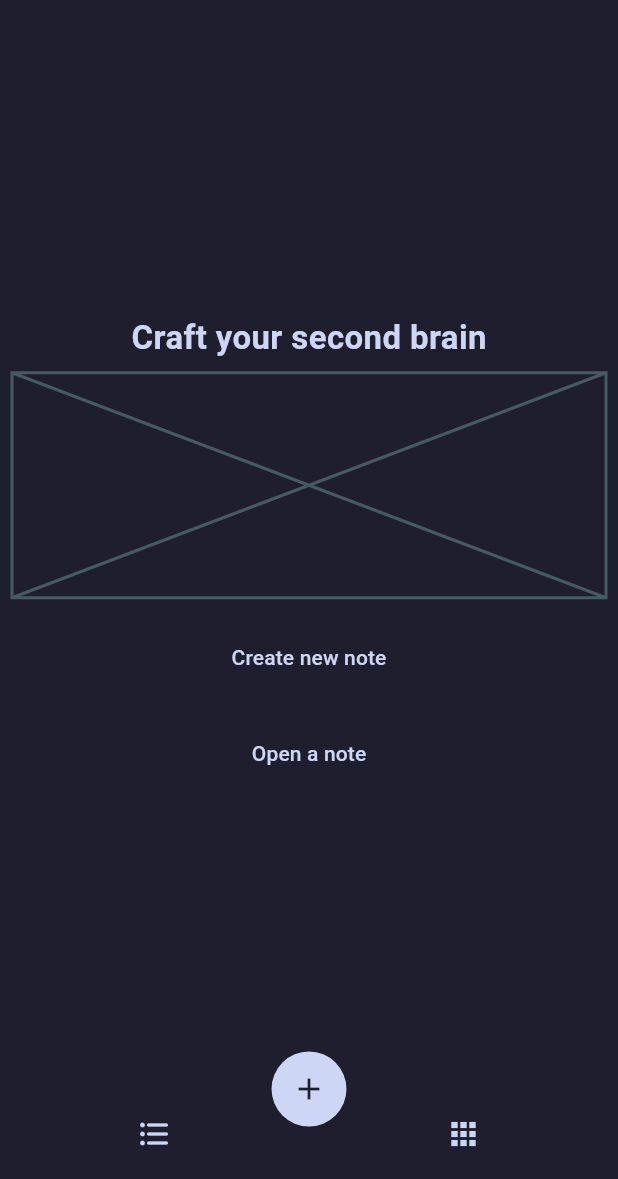
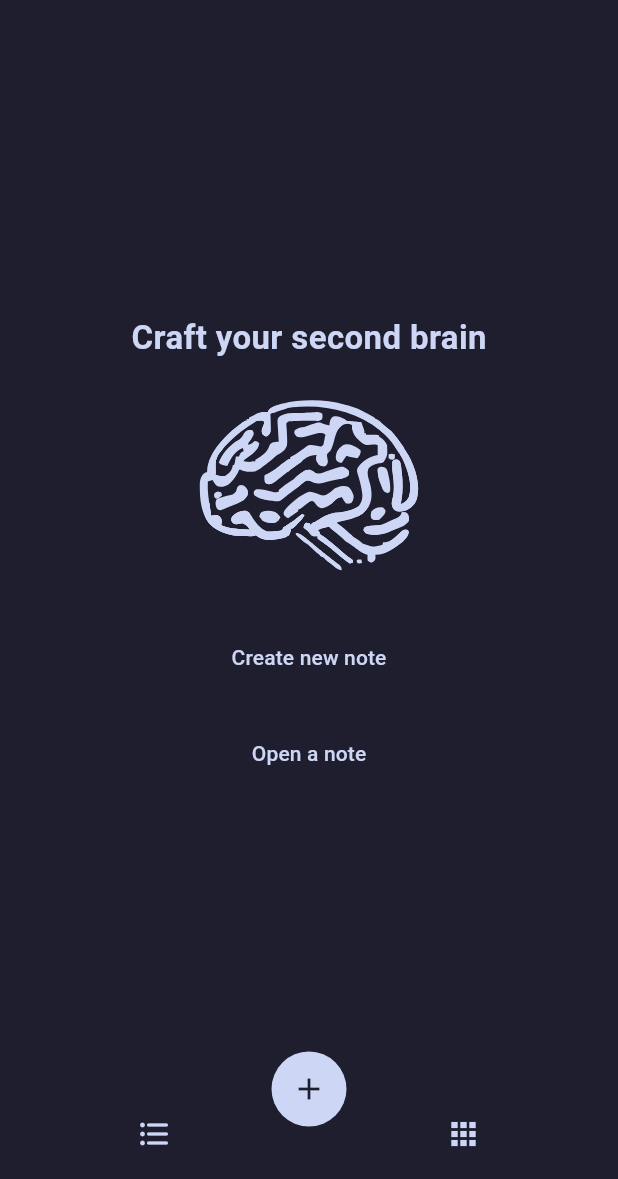
Before and after one commit to shaaanuu/endernote-flutter, a Flutter app: the screen it shows after launch, on a phone screen of 412 x 824 dp, the part 57-1236 px from its top. Run offline on Flutter 3.47's test engine with Material 3 defaults, Android fonts, the phone set to English and light mode, and no system bars; our stand-ins replace flutter_markdown, flutter_svg.

```diff
--- a/lib/main.dart
+++ b/lib/main.dart
@@ -1,6 +1,9 @@
 import 'package:flutter/material.dart';
+import 'package:flutter_markdown/flutter_markdown.dart';
 
+import 'presentation/screens/canvas/screen_canvas.dart';
 import 'presentation/screens/hero/screen_hero.dart';
+import 'presentation/widgets/konstants.dart';
 
 void main() {
   runApp(const MyApp());
@@ -14,30 +17,66 @@ class MyApp extends StatelessWidget {
     return MaterialApp(
       title: 'Endernote',
       debugShowCheckedModeBanner: false,
+      initialRoute: '/',
+      routes: {
+        '/canvas': (context) => const ScreenCanvas(),
+      },
       theme: ThemeData(
         colorScheme: ColorScheme.fromSeed(seedColor: Colors.deepPurple),
         useMaterial3: true,
-        scaffoldBackgroundColor: const Color(0xFF1e1e2e),
+        scaffoldBackgroundColor: clrBase,
         appBarTheme: const AppBarTheme(
-          backgroundColor: Color(0xFF1e1e2e),
-          foregroundColor: Color(0xFFcdd6f4),
+          backgroundColor: clrBase,
+          foregroundColor: clrText,
         ),
         textTheme: const TextTheme(
-          bodyMedium: TextStyle(color: Color(0xFFcdd6f4)),
+          bodyMedium: TextStyle(color: clrText),
+          // headlineSmall: TextStyle(color: clrText),
+          // titleMedium: TextStyle(color: clrText),
+          // titleLarge: TextStyle(color: clrText),
+          bodyLarge: TextStyle(color: clrText), // Text Input form
         ),
         iconButtonTheme: const IconButtonThemeData(
           style: ButtonStyle(
-            iconColor: WidgetStatePropertyAll(Color(0xFFcdd6f4)),
+            iconColor: WidgetStatePropertyAll(clrText),
             fixedSize: WidgetStatePropertyAll(Size(50, 50)),
           ),
         ),
         textButtonTheme: const TextButtonThemeData(
           style: ButtonStyle(
-            foregroundColor: WidgetStatePropertyAll(Color(0xFFcdd6f4)),
+            foregroundColor: WidgetStatePropertyAll(clrText),
           ),
+        ),
+        drawerTheme: const DrawerThemeData(
+          backgroundColor: clrBase,
+        ),
+        listTileTheme: const ListTileThemeData(
+          iconColor: clrText,
+          textColor: clrText,
+        ),
+        bottomSheetTheme: const BottomSheetThemeData(
+          backgroundColor: clrBase,
         ),
       ),
       home: const ScreenHero(),
     );
   }
 }
+
+MarkdownStyleSheet mdTheme() => MarkdownStyleSheet(
+      h1: const TextStyle(color: Colors.red),
+      h2: const TextStyle(color: Colors.red),
+      h3: const TextStyle(color: Colors.red),
+      h4: const TextStyle(color: Colors.red),
+      h5: const TextStyle(color: Colors.red),
+      h6: const TextStyle(color: Colors.red),
+      codeblockDecoration: const BoxDecoration(
+        color: Colors.black38,
+      ),
+      code: const TextStyle(
+        backgroundColor: Colors.transparent,
+      ),
+      blockquoteDecoration: const BoxDecoration(
+        color: Colors.black38,
+      ),
+    );
--- a/lib/presentation/screens/hero/screen_hero.dart
+++ b/lib/presentation/screens/hero/screen_hero.dart
@@ -1,15 +1,26 @@
 import 'package:flutter/material.dart';
+import 'package:flutter_svg/svg.dart';
+
+import '../../widgets/bottom_sheet.dart';
+import '../../widgets/drawer.dart';
+import '../../widgets/konstants.dart';
 
 class ScreenHero extends StatelessWidget {
   const ScreenHero({super.key});
 
   @override
   Widget build(BuildContext context) {
+    final GlobalKey<ScaffoldState> scaffoldKey = GlobalKey<ScaffoldState>();
+
     return Scaffold(
+      key: scaffoldKey,
+      drawer: showDrawer(context),
       appBar: AppBar(
         leading: IconButton(
-          onPressed: () {},
           icon: const Icon(Icons.menu_rounded),
+          onPressed: () {
+            scaffoldKey.currentState!.openDrawer();
+          },
         ),
         title: const Text(
           'Endernote',
@@ -29,11 +40,13 @@ class ScreenHero extends StatelessWidget {
               fontWeight: FontWeight.bold,
             ),
           ),
-          const Padding(
-            padding: EdgeInsets.all(8.0),
+          Padding(
+            padding: const EdgeInsets.all(8.0),
             child: Center(
-              child: Placeholder(
-                fallbackHeight: 150,
+              child: SvgPicture.asset(
+                "lib/assets/brain.svg",
+                height: 150,
+                color: clrText,
               ),
             ),
           ),
@@ -41,7 +54,9 @@ class ScreenHero extends StatelessWidget {
             padding: const EdgeInsets.all(8.0),
             child: TextButton(
               child: const Text('Create new note'),
-              onPressed: () {},
+              onPressed: () {
+                Navigator.pushNamed(context, '/canvas');
+              },
             ),
           ),
           Padding(
@@ -55,13 +70,13 @@ class ScreenHero extends StatelessWidget {
       ),
       floatingActionButton: IconButton.filled(
         style: const ButtonStyle(
-          backgroundColor: WidgetStatePropertyAll(Color(0xFFcdd6f4)),
+          backgroundColor: WidgetStatePropertyAll(clrText),
         ),
         icon: const Icon(
           Icons.add,
-          color: Color(0xFF1e1e2e),
+          color: clrBase,
         ),
-        onPressed: () {},
+        onPressed: () => bottomSheet(context),
       ),
       floatingActionButtonLocation: FloatingActionButtonLocation.centerDocked,
       bottomNavigationBar: SizedBox(
--- /dev/null
+++ b/lib/presentation/widgets/drawer.dart
@@ -0,0 +1,55 @@
+import 'package:flutter/material.dart';
+
+ListTile _tiles({
+  required final IconData icn,
+  required final String title,
+  final void Function()? onTap,
+}) {
+  return ListTile(
+    leading: Icon(
+      icn,
+    ),
+    title: Text(
+      title,
+    ),
+    onTap: onTap ?? () {},
+  );
+}
+
+Widget showDrawer(context) {
+  return Drawer(
+    width: 250,
+    child: ListView(
+      padding: EdgeInsets.zero,
+      children: [
+        // const DrawerHeader(
+        //   child: Text('Header'),
+        // ),
+        const SizedBox(
+          height: 50,
+        ),
+        _tiles(
+          icn: Icons.settings,
+          title: 'Settings',
+          onTap: () {},
+        ),
+        _tiles(
+          icn: Icons.access_alarm,
+          title: 'title',
+        ),
+        _tiles(
+          icn: Icons.accessible_outlined,
+          title: 'title',
+        ),
+        _tiles(
+          icn: Icons.zoom_in_map_sharp,
+          title: 'title',
+        ),
+        _tiles(
+          icn: Icons.catching_pokemon,
+          title: 'title',
+        ),
+      ],
+    ),
+  );
+}
--- /dev/null
+++ b/lib/presentation/widgets/konstants.dart
@@ -0,0 +1,4 @@
+import 'package:flutter/material.dart';
+
+const clrBase = Color(0xFF1e1e2e);
+const clrText = Color(0xFFcdd6f4);
--- a/pubspec.yaml
+++ b/pubspec.yaml
@@ -35,6 +35,8 @@ dependencies:
   # The following adds the Cupertino Icons font to your application.
   # Use with the CupertinoIcons class for iOS style icons.
   cupertino_icons: ^1.0.6
+  flutter_svg: ^2.0.10+1
+  flutter_markdown: ^0.7.3
 
 dev_dependencies:
   flutter_test:
@@ -57,6 +59,9 @@ flutter:
   # included with your application, so that you can use the icons in
   # the material Icons class.
   uses-material-design: true
+
+  assets:
+    - lib/assets/
 
   # To add assets to your application, add an assets section, like this:
   # assets:
```
Also changed, not shown: lib/presentation/screens/canvas/edit_mode/edit_mode.dart (added, +22 -0 lines), lib/presentation/screens/canvas/preview_mode/preview_mode.dart (added, +70 -0 lines), lib/presentation/screens/canvas/screen_canvas.dart (added, +29 -0 lines), lib/presentation/widgets/bottom_sheet.dart (added, +46 -0 lines), lib/assets/brain.svg (added), lib/assets/brain2.svg (added), pubspec.lock.
